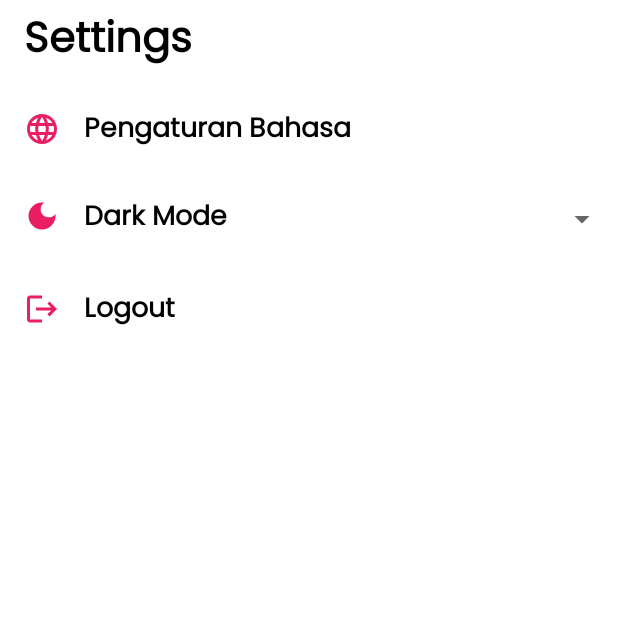
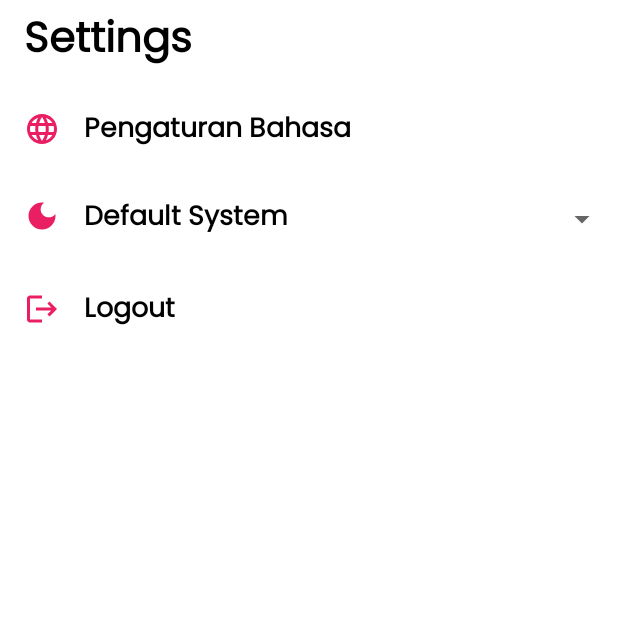
Before and after one commit to rivaldofez/StoryMessage, an Android app: the SettingsFragment screen opened through its navigation route, on a phone screen of 412 x 824 dp, the top half of it. Run offline under Robolectric (Android 15) with nearby library versions, the phone set to English and light mode, and no system bars; our stand-ins replace Dagger/Hilt's generated code; libraries missing offline, so code that uses them is left out: nl.joery.animatedbottombar; plain views replace AnimatedBottomBar; 2 statements that could not run were skipped.

Commit message:
implement theme setting in splash fragment

```diff
--- a/app/src/main/java/com/rivaldofez/storymessage/page/splash/SplashFragment.kt
+++ b/app/src/main/java/com/rivaldofez/storymessage/page/splash/SplashFragment.kt
@@ -5,9 +5,11 @@ import androidx.fragment.app.Fragment
 import android.view.LayoutInflater
 import android.view.View
 import android.view.ViewGroup
+import androidx.appcompat.app.AppCompatDelegate
 import androidx.fragment.app.viewModels
 import androidx.lifecycle.lifecycleScope
 import androidx.navigation.fragment.findNavController
+import com.rivaldofez.storymessage.R
 import com.rivaldofez.storymessage.databinding.FragmentSplashBinding
 import dagger.hilt.android.AndroidEntryPoint
 import kotlinx.coroutines.delay
@@ -31,9 +33,27 @@ class SplashFragment : Fragment() {
 
     override fun onViewCreated(view: View, savedInstanceState: Bundle?) {
         super.onViewCreated(view, savedInstanceState)
+        checkUserTheme()
+        checkUserSession()
+    }
 
-        checkUserSession()
-
+    private fun checkUserTheme(){
+        viewLifecycleOwner.lifecycleScope.launchWhenCreated {
+            launch {
+                splashViewModel.getThemeSetting().collect { theme ->
+                    if (theme.isNullOrEmpty()) {
+                        AppCompatDelegate.setDefaultNightMode(AppCompatDelegate.MODE_NIGHT_FOLLOW_SYSTEM)
+                        splashViewModel.saveThemeSetting(themeId = 0)
+                    } else {
+                        when(theme.toInt()){
+                            0 -> AppCompatDelegate.setDefaultNightMode(AppCompatDelegate.MODE_NIGHT_FOLLOW_SYSTEM)
+                            1 -> AppCompatDelegate.setDefaultNightMode(AppCompatDelegate.MODE_NIGHT_NO)
+                            else ->  AppCompatDelegate.setDefaultNightMode(AppCompatDelegate.MODE_NIGHT_YES)
+                        }
+                    }
+                }
+            }
+        }
     }
 
     private fun checkUserSession(){
--- a/app/src/main/java/com/rivaldofez/storymessage/page/splash/SplashViewModel.kt
+++ b/app/src/main/java/com/rivaldofez/storymessage/page/splash/SplashViewModel.kt
@@ -9,4 +9,8 @@ import javax.inject.Inject
 @HiltViewModel
 class SplashViewModel @Inject constructor(private val userDataRepository: UserDataRepository): ViewModel() {
     fun getAuthenticationToken(): Flow<String?> = userDataRepository.getAuthenticationToken()
+
+    fun getThemeSetting(): Flow<String?> = userDataRepository.getThemeSetting()
+
+    suspend fun saveThemeSetting(themeId: Int) = userDataRepository.saveThemeSetting(themeId = themeId)
 }
--- a/app/src/main/res/values/strings.xml
+++ b/app/src/main/res/values/strings.xml
@@ -49,8 +49,8 @@
     <string name="hello_blank_fragment">Hello blank fragment</string>
     <string name="settings">Settings</string>
     <string-array name="themes">
+        <item>Default System</item>
+        <item>Light Mode</item>
         <item>Dark Mode</item>
-        <item>Light Mode</item>
-        <item>Default System</item>
     </string-array>
 </resources>
```
